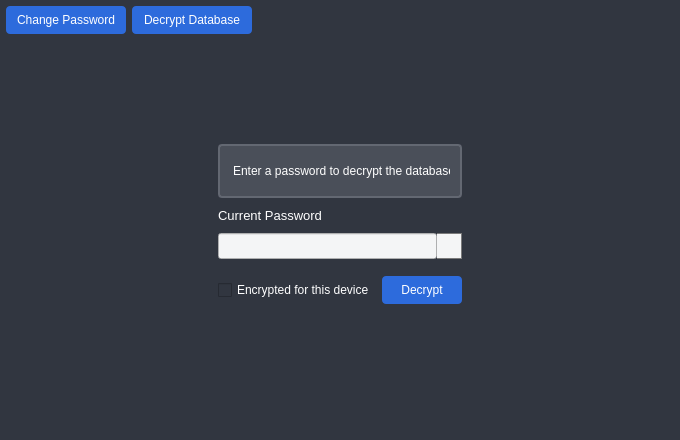
The window that src/encryption.ui (mxrcode/TaskGuard) describes before a commit, drawn with Qt 5.
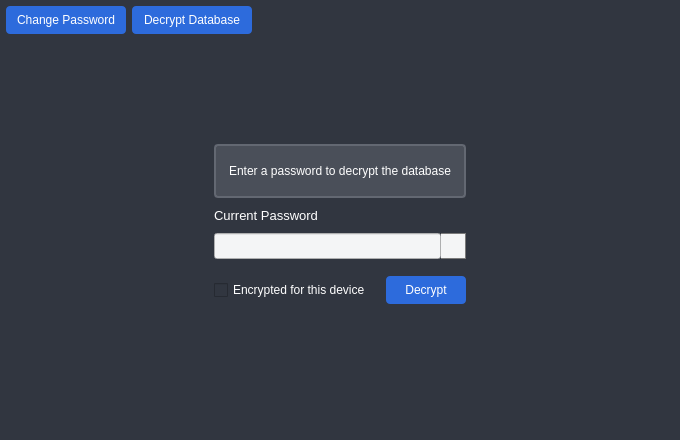
The same window after the commit. The open tabs and pages were chosen to show the change. Icons and pictures are not drawn.

```diff
--- a/src/encryption.ui
+++ b/src/encryption.ui
@@ -1060,7 +1060,7 @@
               </property>
               <property name="maximumSize">
                <size>
-                <width>244</width>
+                <width>16777215</width>
                 <height>54</height>
                </size>
               </property>
@@ -1160,11 +1160,30 @@
              <layout class="QHBoxLayout" name="horizontalLayout_10">
               <item>
                <widget class="QCheckBox" name="use_hwid_decrypt">
+                <property name="maximumSize">
+                 <size>
+                  <width>16777215</width>
+                  <height>16777215</height>
+                 </size>
+                </property>
                 <property name="text">
                  <string>Encrypted for this device</string>
                 </property>
                </widget>
               </item>
+              <item>
+               <spacer name="horizontalSpacer_9">
+                <property name="orientation">
+                 <enum>Qt::Horizontal</enum>
+                </property>
+                <property name="sizeHint" stdset="0">
+                 <size>
+                  <width>10</width>
+                  <height>20</height>
+                 </size>
+                </property>
+               </spacer>
+              </item>
               <item>
                <widget class="QPushButton" name="decrypt_button">
                 <property name="maximumSize">
```
